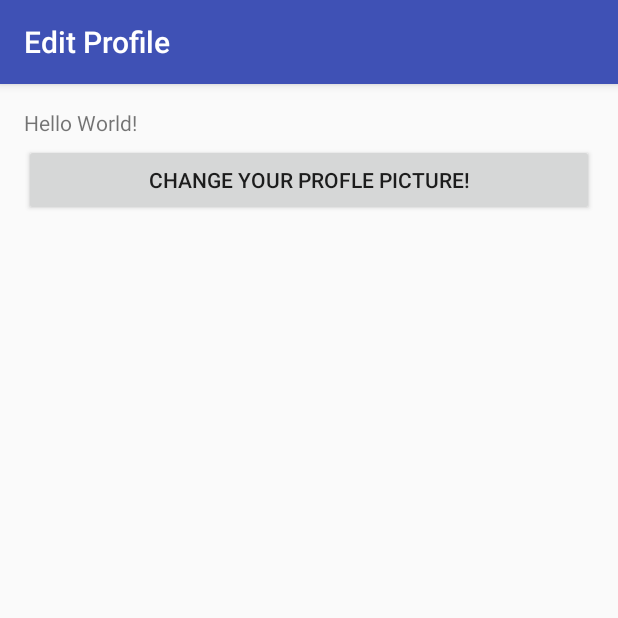
After one commit to CS410-2017Jan/MoodSwing, an Android app: the EditProfileActivity screen opened directly, with no data from a screen before it, on a phone screen of 412 x 824 dp, the top half of it. The commit adds this screen. Run offline under Robolectric (Android 15) with nearby library versions, the phone set to English and light mode, and no system bars; our stand-ins replace ButterKnife, Dagger/Hilt's generated code; libraries missing offline, so code that uses them is left out: javax.inject; 1 statement that could not run was skipped.

Commit message:
Added gallery image picker and related classes, app crashes when trying to select second image

```diff
--- a/fe/app/src/main/AndroidManifest.xml
+++ b/fe/app/src/main/AndroidManifest.xml
@@ -12,6 +12,7 @@
     <uses-permission android:name="android.permission.INTERNET" />
     <uses-permission android:name="android.permission.ACCESS_NETWORK_STATE" />
     <uses-permission android:name="android.permission.ACCESS_WIFI_STATE" />
+    <uses-permission android:name="android.permission.SET_DEBUG_APP" />
 
     <application
         android:name=".MoodSwingApplication"
@@ -24,7 +25,6 @@
         <activity android:name=".activity.JournalActivity">
             <intent-filter>
                 <action android:name="android.intent.action.MAIN" />
-
                 <category android:name="android.intent.category.LAUNCHER" />
             </intent-filter>
         </activity>
@@ -36,6 +36,9 @@
             android:name=".activity.SignupActivity"
             android:label="@string/title_activity_signup"
             ></activity>
+        <activity android:name=".activity.EditProfileActivity"
+            android:label="Edit Profile"
+            ></activity>
     </application>
 
 </manifest>
--- /dev/null
+++ b/fe/app/src/main/java/com/moodswing/activity/EditProfileActivity.java
@@ -0,0 +1,126 @@
+package com.moodswing.activity;
+
+import android.content.Intent;
+import android.database.Cursor;
+import android.net.Uri;
+import android.os.Bundle;
+import android.provider.MediaStore;
+import android.support.v7.app.AppCompatActivity;
+import android.view.View;
+import android.widget.Button;
+
+import com.moodswing.MoodSwingApplication;
+import com.moodswing.R;
+import com.moodswing.injector.component.ApplicationComponent;
+import com.moodswing.injector.component.EditProfileComponent;
+import com.moodswing.injector.module.ActivityModule;
+import com.moodswing.injector.module.EditProfileModule;
+import com.moodswing.mvp.mvp.presenter.EditProfilePresenter;
+import com.moodswing.injector.component.DaggerEditProfileComponent;
+import com.moodswing.mvp.mvp.view.EditProfileView;
+
+import javax.inject.Inject2;
+import butterknife.BindView;
+import butterknife.ButterKnife;
+
+/**
+ * Created by Kenny on 2017-02-27.
+ */
+
+public class EditProfileActivity extends AppCompatActivity implements EditProfileView {
+
+    @Inject2
+    EditProfilePresenter _editProfilePresenter;
+
+    @BindView(R.id.btn_editprofilepicture)
+    Button _editProfilePictureButton;
+
+    private EditProfileComponent _editProfileComponent;
+
+    //------- variables used for gallery image selection -------------
+    // Action code used for gallery selection showing the result of our action
+    private static final int SELECT_PICTURE = 1;
+    private String selectedImagePath;
+
+    @Override
+    protected void onCreate(Bundle savedInstanceState) {
+        super.onCreate(savedInstanceState);
+        setContentView(R.layout.activity_editprofile);
+        ButterKnife.setDebug(true);
+        ButterKnife.bind(this);
+        ApplicationComponent applicationComponent = ((MoodSwingApplication) getApplication()).getApplicationComponent();
+
+        _editProfileComponent = DaggerEditProfileComponent.builder()
+                .editProfileModule(new EditProfileModule())
+                .activityModule(new ActivityModule(this))
+                .applicationComponent(applicationComponent)
+                .build();
+        _editProfileComponent.inject(this);
+
+
+        initializePresenter();
+        initializeEditProfilePictureButton();
+
+    }
+
+    private void initializeEditProfilePictureButton() {
+        _editProfilePictureButton.setOnClickListener(new View.OnClickListener() {
+
+            @Override
+            public void onClick(View view) {
+                //TODO: set some restrictions on editing profile
+                changeProfilePicture();
+            }
+        });
+    }
+
+    private void changeProfilePicture() {
+        // Create intent to Open Image applications like Gallery, Google Photos
+        // select a file
+        Intent intent = new Intent();
+        intent.setType("image/*");
+        intent.setAction(Intent.ACTION_GET_CONTENT);
+        startActivityForResult(Intent.createChooser(intent,
+                "Select Picture"), SELECT_PICTURE);
+    }
+
+    public void onActivityResult(int requestCode, int resultCode, Intent data) {
+        if (resultCode == RESULT_OK) {
+            if (requestCode == SELECT_PICTURE) {
+                Uri selectedImageUri = data.getData();
+                selectedImagePath = getPath(selectedImageUri);
+            }
+        }
+    }
+
+    /**
+     * helper to retrieve the path of an image URI
+     */
+    public String getPath(Uri uri) {
+        // just some safety built in
+        if( uri == null ) {
+            // TODO perform some logging or show user feedback
+            return null;
+        }
+        // try to retrieve the image from the media store first
+        // this will only work for images selected from gallery
+        String[] projection = { MediaStore.Images.Media.DATA };
+        Cursor cursor = managedQuery(uri, projection, null, null, null);
+        if( cursor != null ){
+            int column_index = cursor
+                    .getColumnIndexOrThrow(MediaStore.Images.Media.DATA);
+            cursor.moveToFirst();
+            String path = cursor.getString(column_index);
+            cursor.close();
+            return path;
+        }
+        // this is our fallback here
+        return uri.getPath();
+    }
+
+
+    private void initializePresenter() {
+        _editProfilePresenter.attachView(this);
+    }
+
+}
--- /dev/null
+++ b/fe/app/src/main/java/com/moodswing/injector/component/EditProfileComponent.java
@@ -0,0 +1,21 @@
+package com.moodswing.injector.component;
+
+import com.moodswing.activity.EditProfileActivity;
+import com.moodswing.injector.module.ActivityModule;
+import com.moodswing.injector.module.EditProfileModule;
+import com.moodswing.injector.scope.PerActivity;
+import dagger.Component;
+
+/**
+ * Created by Kenny on 2017-02-27.
+ */
+
+@PerActivity
+@Component(dependencies = ApplicationComponent.class,
+        modules = {ActivityModule.class,
+                EditProfileModule.class
+
+        })
+public interface EditProfileComponent {
+    void inject(EditProfileActivity editProfileActivity);
+}
--- /dev/null
+++ b/fe/app/src/main/java/com/moodswing/injector/module/EditProfileModule.java
@@ -0,0 +1,29 @@
+package com.moodswing.injector.module;
+
+import com.moodswing.injector.scope.PerActivity;
+import com.moodswing.mvp.domain.EditProfilePictureUsecase;
+import com.moodswing.mvp.mvp.presenter.EditProfilePresenter;
+import com.moodswing.mvp.network.Repository;
+
+import dagger.Module2;
+import dagger.Provides2;
+
+/**
+ * Created by Kenny on 2017-02-27.
+ */
+
+@Module2
+public class EditProfileModule {
+
+    @PerActivity
+    @Provides2
+    public EditProfilePictureUsecase provideGetLoginUsecase(Repository repository) {
+        return new EditProfilePictureUsecase(repository);
+    }
+
+
+    @Provides2
+    @PerActivity
+    public EditProfilePresenter provideEditProfilePresenter(EditProfilePictureUsecase editProfilePictureUsecase)
+    {return new EditProfilePresenter(editProfilePictureUsecase);}
+}
--- a/fe/app/src/main/java/com/moodswing/injector/module/NetworkModule.java
+++ b/fe/app/src/main/java/com/moodswing/injector/module/NetworkModule.java
@@ -21,6 +21,7 @@ import retrofit2.converter.gson.GsonConverterFactory;
 @Module2
 public class NetworkModule {
     private String apiEndpointUrl = "http://128.189.213.224:3000";
+
 
     @Provides2
     @PerApplication
--- /dev/null
+++ b/fe/app/src/main/java/com/moodswing/mvp/mvp/view/EditProfileView.java
@@ -0,0 +1,8 @@
+package com.moodswing.mvp.mvp.view;
+
+/**
+ * Created by Kenny on 2017-02-27.
+ */
+
+public interface EditProfileView {
+}
--- a/fe/app/src/main/java/com/moodswing/mvp/network/Repository.java
+++ b/fe/app/src/main/java/com/moodswing/mvp/network/Repository.java
@@ -2,6 +2,8 @@ package com.moodswing.mvp.network;
 
 import com.moodswing.mvp.mvp.model.LoginResponse;
 import com.moodswing.mvp.mvp.model.SignupResponse;
+import com.moodswing.mvp.mvp.model.ProfilePicture;
+import com.moodswing.mvp.mvp.model.ProfilePictureResponse;
 import com.moodswing.mvp.mvp.model.User;
 
 import io.reactivex.Observable;
@@ -16,4 +18,5 @@ public interface Repository {
     // getJournalEntries etc...
     Observable<SignupResponse> postUser(User user);
     Observable<LoginResponse> postLogin(User user);
+    Observable<ProfilePictureResponse> postProfilePicture(ProfilePicture profilePicture);
 }
--- /dev/null
+++ b/fe/app/src/main/res/layout/activity_editprofile.xml
@@ -0,0 +1,27 @@
+<?xml version="1.0" encoding="utf-8"?>
+<RelativeLayout xmlns:android="http://schemas.android.com/apk/res/android"
+    xmlns:tools="http://schemas.android.com/tools"
+    android:id="@+id/activity_main"
+    android:layout_width="match_parent"
+    android:layout_height="match_parent"
+    android:paddingBottom="@dimen/activity_vertical_margin"
+    android:paddingLeft="@dimen/activity_horizontal_margin"
+    android:paddingRight="@dimen/activity_horizontal_margin"
+    android:paddingTop="@dimen/activity_vertical_margin"
+    tools:context="com.moodswing.activity.JournalActivity">
+
+    <TextView
+        android:layout_width="wrap_content"
+        android:layout_height="wrap_content"
+        android:text="Hello World!" />
+
+    <android.support.v7.widget.AppCompatButton
+        android:id="@+id/btn_editprofilepicture"
+        android:layout_width="fill_parent"
+        android:layout_height="wrap_content"
+        android:layout_marginTop="24dp"
+        android:layout_marginBottom="24dp"
+        android:padding="12dp"
+        android:text="@string/editprofilepicture"/>
+
+</RelativeLayout>
--- a/fe/app/src/main/res/values/strings.xml
+++ b/fe/app/src/main/res/values/strings.xml
@@ -20,4 +20,9 @@
     <!-- Strings related to signup -->
     <string name="signup_error">Error during signup</string>
     <string name="signup_failure">Signup failed</string>
+
+
+    <!-- Strings related to profile editiing -->>
+    <string name="editprofile"> Edit Profile</string>
+    <string name="editprofilepicture">Change Your Profle Picture!</string>
 </resources>
--- a/fe/build.gradle
+++ b/fe/build.gradle
@@ -5,7 +5,7 @@ buildscript {
         jcenter()
     }
     dependencies {
-        classpath 'com.android.tools.build:gradle:2.2.3'
+        classpath 'com.android.tools.build:gradle:2.3.0'
         classpath 'com.neenbedankt.gradle.plugins:android-apt:1.4'
 
         // NOTE: Do not place your application dependencies here; they belong
```
Also changed, not shown: fe/app/src/main/java/com/moodswing/activity/JournalActivity.java (+19 -1 lines), fe/app/src/main/java/com/moodswing/mvp/domain/EditProfilePictureUsecase.java (added, +22 -0 lines), fe/app/src/main/java/com/moodswing/mvp/mvp/model/ProfilePicture.java (added, +16 -0 lines), fe/app/src/main/java/com/moodswing/mvp/mvp/model/ProfilePictureResponse.java (added, +14 -0 lines), fe/app/src/main/java/com/moodswing/mvp/mvp/presenter/EditProfilePresenter.java (added, +49 -0 lines), fe/app/src/main/java/com/moodswing/rest/MoodSwingRestRepository.java (+7 -0 lines), fe/app/src/main/res/layout/activity_main.xml (+10 -0 lines).
